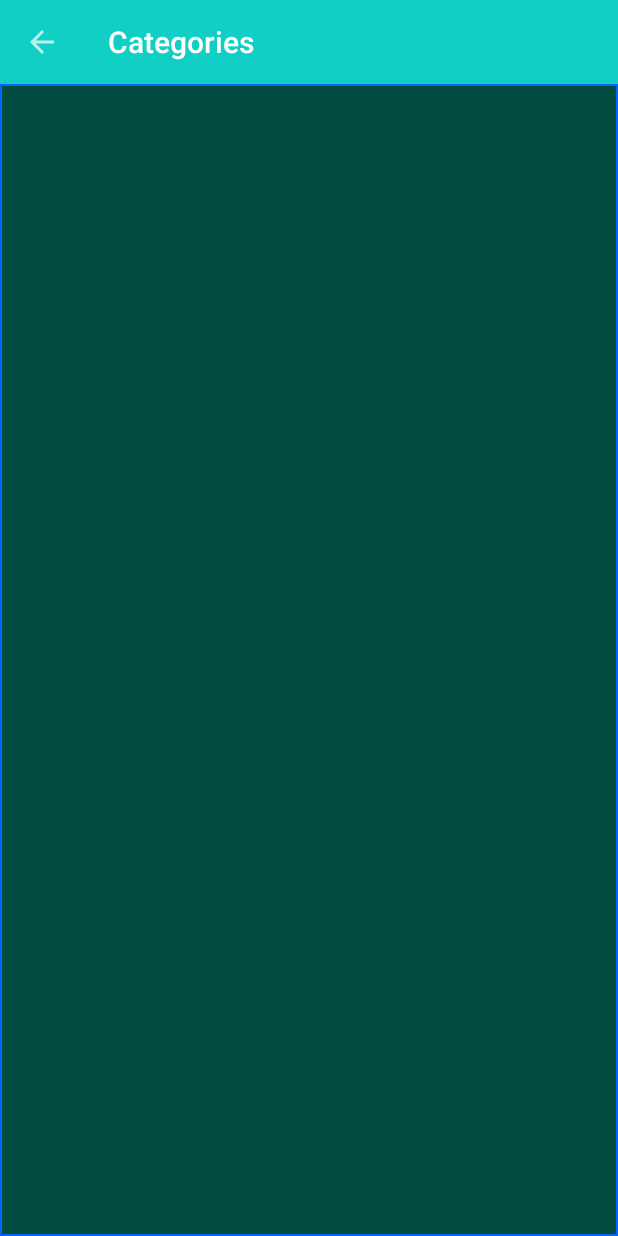
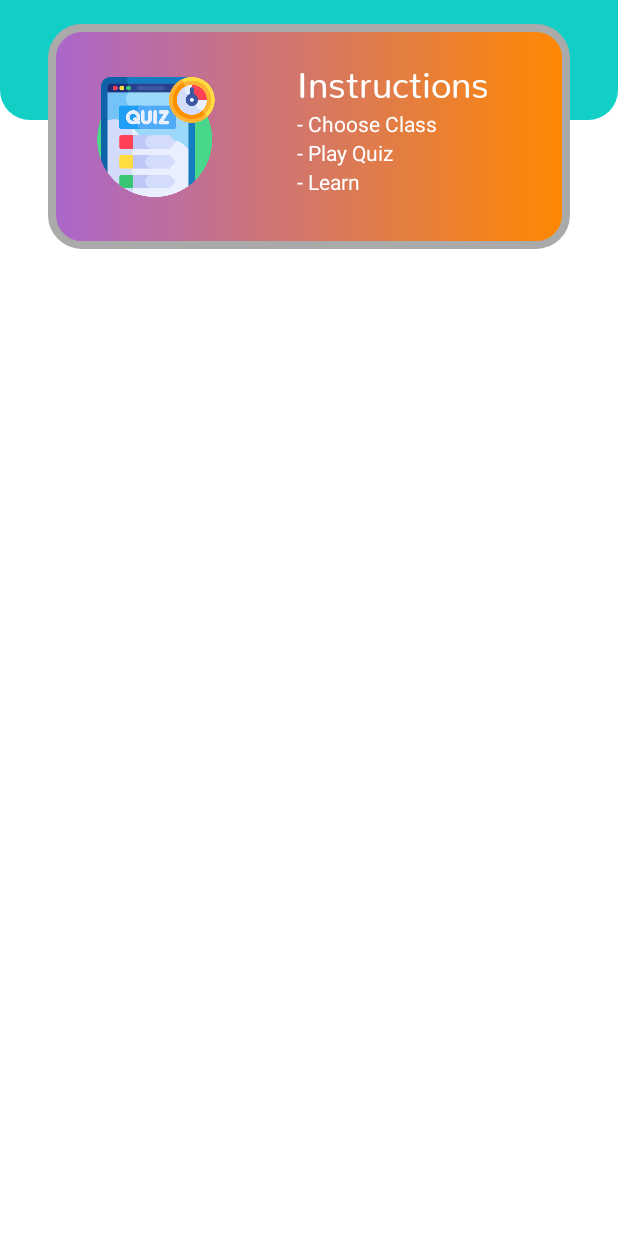
Before and after one commit to sumit7196/Managementschool, an Android app: the CategoryActivity screen opened directly, with no data from a screen before it, on a phone screen of 412 x 824 dp. Run offline under Robolectric (Android 15) with nearby library versions, the phone set to English and light mode, and no system bars; our stand-ins replace Firebase (no records; nobody signed in at launch, a user with empty details on screens opened directly).

Commit message:
Updated full app

```diff
--- a/app/src/main/java/com/school/tyari/quiz/CategoryActivity.java
+++ b/app/src/main/java/com/school/tyari/quiz/CategoryActivity.java
@@ -20,12 +20,12 @@ public class CategoryActivity extends AppCompatActivity {
         super.onCreate(savedInstanceState);
         setContentView(R.layout.activity_category);
 
-        Toolbar toolbar = findViewById(R.id.toolbar);
-        setSupportActionBar(toolbar);
+     //   Toolbar toolbar = findViewById(R.id.toolbar);
+    //    setSupportActionBar(toolbar);
 
-        getSupportActionBar().setTitle("Categories");
+    //    getSupportActionBar().setTitle("Categories");
 
-        getSupportActionBar().setDisplayHomeAsUpEnabled(true);
+    //    getSupportActionBar().setDisplayHomeAsUpEnabled(true);
 
 
         catGrid = findViewById(R.id.catGridview);
--- a/app/src/main/java/com/school/tyari/quiz/QuestionActivity.java
+++ b/app/src/main/java/com/school/tyari/quiz/QuestionActivity.java
@@ -168,10 +168,10 @@ public class QuestionActivity extends AppCompatActivity implements View.OnClickL
 
     private void startTimer()
     {
-        countDown = new CountDownTimer(12000, 1000) {
+        countDown = new CountDownTimer(60000, 1000) {
             @Override
             public void onTick(long millisUntilFinished) {
-                if(millisUntilFinished < 10000)
+                if(millisUntilFinished < 60000)
                     timer.setText(String.valueOf(millisUntilFinished / 1000));
             }
 
--- a/app/src/main/java/com/school/tyari/ui/notice/NoticeFragment.java
+++ b/app/src/main/java/com/school/tyari/ui/notice/NoticeFragment.java
@@ -88,7 +88,10 @@ public class NoticeFragment extends Fragment {
                 Toast.makeText(getActivity(),databaseError.getMessage() , Toast.LENGTH_SHORT).show();
             }
         });
+
+
     }
 
 
+
 }
--- /dev/null
+++ b/app/src/main/res/drawable/round_box.xml
@@ -0,0 +1,10 @@
+<?xml version="1.0" encoding="utf-8"?>
+<shape xmlns:android="http://schemas.android.com/apk/res/android">
+    <gradient android:startColor="@android:color/holo_purple"
+        android:endColor="@android:color/holo_orange_dark"/>
+
+    <corners android:radius="20dp"/>
+
+    <stroke android:color="@android:color/darker_gray"
+        android:width="5dp"/>
+</shape>
--- a/app/src/main/res/drawable/shape_dashboardgrid_04.xml
+++ b/app/src/main/res/drawable/shape_dashboardgrid_04.xml
@@ -3,10 +3,11 @@
 
     <gradient
         android:angle="45"
-        android:endColor="#FCFF6F00"
-        android:startColor="#DF400F"
+        android:endColor="#FF6F00"
+        android:startColor="#C4FF6F00"
 
         android:type="linear" />
+
 
     <corners
 
--- a/app/src/main/res/layout/activity_category.xml
+++ b/app/src/main/res/layout/activity_category.xml
@@ -1,12 +1,14 @@
 <?xml version="1.0" encoding="utf-8"?>
-<LinearLayout xmlns:android="http://schemas.android.com/apk/res/android"
+<androidx.constraintlayout.widget.ConstraintLayout
+    xmlns:android="http://schemas.android.com/apk/res/android"
     xmlns:app="http://schemas.android.com/apk/res-auto"
     xmlns:tools="http://schemas.android.com/tools"
     android:layout_width="match_parent"
     android:layout_height="match_parent"
-    android:orientation="vertical"
+    android:background="@android:color/white"
     tools:context=".quiz.CategoryActivity">
 
+    <!--
     <androidx.appcompat.widget.Toolbar
         android:id="@+id/toolbar"
         android:layout_width="match_parent"
@@ -17,23 +19,106 @@
 
     </androidx.appcompat.widget.Toolbar>
 
+    -->
+
+
+    <View
+        android:id="@+id/view2"
+        android:layout_width="wrap_content"
+        android:layout_height="80dp"
+        android:background="@drawable/shape_rect01"
+        app:layout_constraintEnd_toEndOf="parent"
+        app:layout_constraintStart_toStartOf="parent"
+        app:layout_constraintTop_toTopOf="parent" />
+
+    <View
+        android:id="@+id/view3"
+        android:layout_width="0dp"
+        android:layout_height="150dp"
+        android:layout_marginStart="32dp"
+        android:layout_marginLeft="32dp"
+        android:layout_marginTop="16dp"
+        android:layout_marginEnd="32dp"
+        android:layout_marginRight="32dp"
+        android:background="@drawable/round_box"
+        app:layout_constraintEnd_toEndOf="parent"
+        app:layout_constraintStart_toStartOf="parent"
+        app:layout_constraintTop_toTopOf="@+id/view2" />
+
+    <ImageView
+        android:id="@+id/imageView3"
+        android:layout_width="80dp"
+        android:layout_height="80dp"
+        android:layout_marginStart="32dp"
+        android:layout_marginLeft="32dp"
+        app:layout_constraintBottom_toBottomOf="@+id/view3"
+        app:layout_constraintStart_toStartOf="@+id/view3"
+        app:layout_constraintTop_toTopOf="@+id/view3"
+        app:srcCompat="@drawable/quizimg" />
+
+    <TextView
+        android:id="@+id/textView4"
+        android:layout_width="wrap_content"
+        android:layout_height="wrap_content"
+        android:layout_marginTop="20dp"
+        android:fontFamily="@font/nunito_regular"
+        android:text="Instructions"
+        android:textColor="@android:color/white"
+        android:textSize="24sp"
+        app:layout_constraintEnd_toEndOf="@+id/view3"
+        app:layout_constraintStart_toEndOf="@+id/imageView3"
+        app:layout_constraintTop_toTopOf="@+id/view3" />
+
+    <TextView
+        android:id="@+id/textView5"
+        android:layout_width="wrap_content"
+        android:layout_height="wrap_content"
+        android:text="- Choose Class"
+        android:textColor="@android:color/white"
+        app:layout_constraintStart_toStartOf="@+id/textView4"
+        app:layout_constraintTop_toBottomOf="@+id/textView4" />
+
+    <TextView
+        android:id="@+id/textView6"
+        android:layout_width="wrap_content"
+        android:layout_height="wrap_content"
+        android:text="- Play Quiz"
+        android:textColor="@android:color/white"
+        app:layout_constraintStart_toStartOf="@+id/textView5"
+        app:layout_constraintTop_toBottomOf="@+id/textView5" />
+
+    <TextView
+        android:id="@+id/textView7"
+        android:layout_width="wrap_content"
+        android:layout_height="wrap_content"
+        android:text="- Learn"
+        android:textColor="@android:color/white"
+        app:layout_constraintStart_toStartOf="@+id/textView6"
+        app:layout_constraintTop_toBottomOf="@+id/textView6" />
+
 
     <GridView
         android:layout_width="match_parent"
         android:layout_height="0dp"
-        android:layout_weight="1"
-        android:horizontalSpacing="6dp"
-        android:textAlignment="center"
-        android:cacheColorHint="@color/colorPrimary"
-        android:verticalSpacing="6dp"
+        android:layout_marginStart="8dp"
+        android:layout_marginLeft="8dp"
+        android:layout_marginTop="8dp"
+        android:layout_marginEnd="8dp"
+        android:layout_marginRight="8dp"
+        android:layout_marginBottom="8dp"
         android:id="@+id/catGridview"
-        android:background="@drawable/border"
+        android:background="@android:color/white"
         android:gravity="center"
         android:padding="16dp"
+        android:layout_marginHorizontal="6dp"
         android:columnWidth="100dp"
         android:numColumns="3"
+        app:layout_constraintBottom_toBottomOf="parent"
+        app:layout_constraintEnd_toEndOf="parent"
+        app:layout_constraintStart_toStartOf="parent"
+        app:layout_constraintTop_toBottomOf="@+id/view3"
         >
 
     </GridView>
 
-</LinearLayout>
+</androidx.constraintlayout.widget.ConstraintLayout>
--- a/app/src/main/res/layout/activity_main_quiz.xml
+++ b/app/src/main/res/layout/activity_main_quiz.xml
@@ -18,7 +18,7 @@
         app:layout_constraintStart_toStartOf="parent"
         app:layout_constraintTop_toTopOf="parent"
         app:layout_constraintVertical_bias="0.216"
-        app:srcCompat="@drawable/iconsplash" />
+        app:srcCompat="@drawable/quizimg" />
 
     <TextView
         android:id="@+id/main_title"
@@ -26,7 +26,7 @@
         android:layout_height="wrap_content"
         android:layout_marginTop="32dp"
         android:gravity="center"
-        android:text="My Quiz"
+        android:text="Quiz"
         android:textColor="@android:color/black"
         android:textSize="30sp"
         android:textStyle="bold"
--- a/app/src/main/res/layout/activity_question.xml
+++ b/app/src/main/res/layout/activity_question.xml
@@ -119,7 +119,7 @@
         android:layout_height="80dp"
         android:layout_marginEnd="16dp"
         android:layout_marginBottom="8dp"
-        android:text="10"
+        android:text="60"
         android:textColor="@color/colorAccent"
         android:textSize="22sp"
         android:textStyle="bold"
--- a/app/src/main/res/layout/activity_sets.xml
+++ b/app/src/main/res/layout/activity_sets.xml
@@ -7,6 +7,7 @@
     android:orientation="vertical"
     tools:context=".quiz.SetsActivity">
 
+    <!--
     <androidx.appcompat.widget.Toolbar
         android:id="@+id/set_toolbar"
         android:layout_width="match_parent"
@@ -17,6 +18,8 @@
 
     </androidx.appcompat.widget.Toolbar>
 
+
+
     <TextView
         android:layout_width="match_parent"
         android:layout_height="wrap_content"
@@ -24,6 +27,8 @@
         android:textSize="26sp"
         android:textStyle="bold"
         android:padding="16dp"/>
+
+        -->
 
     <GridView
         android:layout_width="match_parent"
--- a/app/src/main/res/layout/activity_splash_quiz.xml
+++ b/app/src/main/res/layout/activity_splash_quiz.xml
@@ -22,7 +22,7 @@
         android:layout_width="wrap_content"
         android:layout_height="wrap_content"
         android:layout_marginBottom="32dp"
-        android:text="My Quiz"
+        android:text= "Quiz"
         android:textColor="@android:color/white"
         android:textSize="32sp"
         android:textStyle="bold"
--- a/app/src/main/res/layout/row_cartitem.xml
+++ b/app/src/main/res/layout/row_cartitem.xml
@@ -55,7 +55,7 @@
         android:layout_below="@id/itemTitleTv"
         android:layout_alignParentEnd="true"
         android:text="Remove"
-        android:textColor="@color/colorRed"/>
+        android:textColor="@color/colorWhite"/>
 
     <View
         android:layout_width="match_parent"
```
Also changed, not shown: app/src/main/java/com/school/tyari/activities/MainActivity.java (+0 -29 lines), app/src/main/java/com/school/tyari/quiz/MainQuizActivity.java (+5 -3 lines), app/src/main/java/com/school/tyari/quiz/SetsActivity.java (+4 -4 lines), app/src/main/java/com/school/tyari/quiz/SplashActivityQuiz.java (+8 -4 lines), app/src/main/res/layout/cat_item_layout.xml (+6 -4 lines), app/src/main/res/layout/fragment_home.xml (+49 -53 lines).
